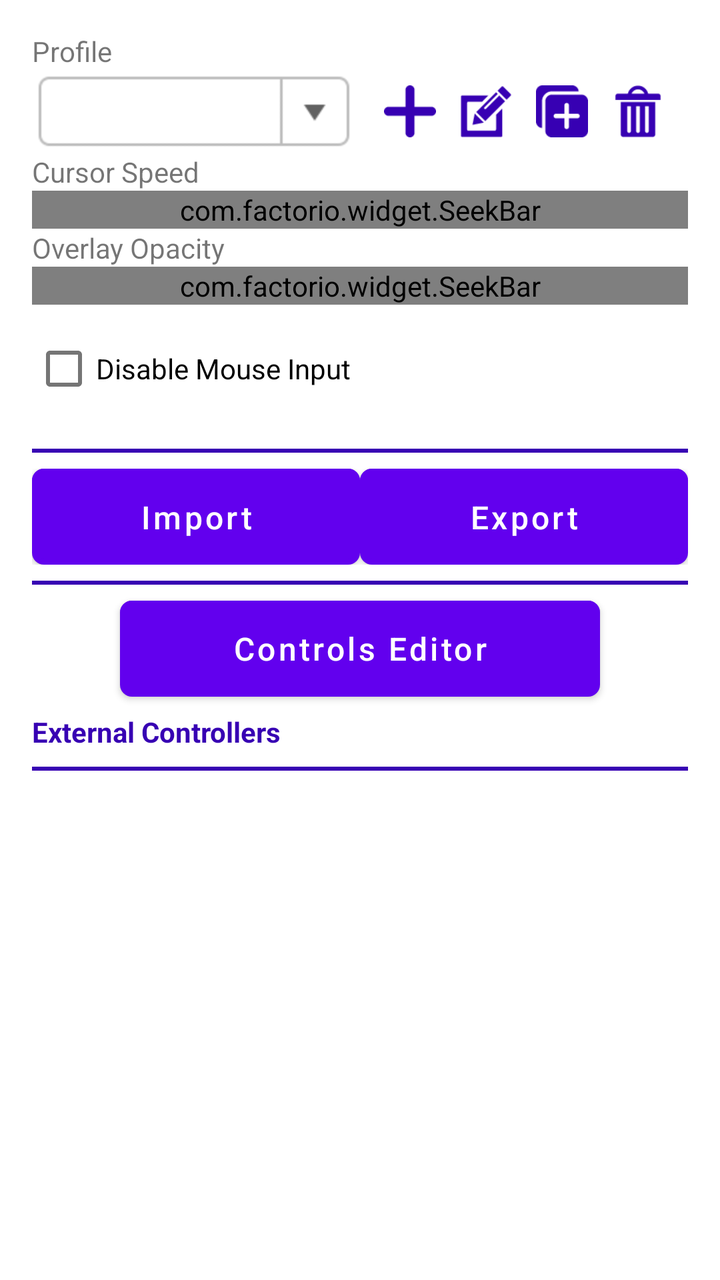
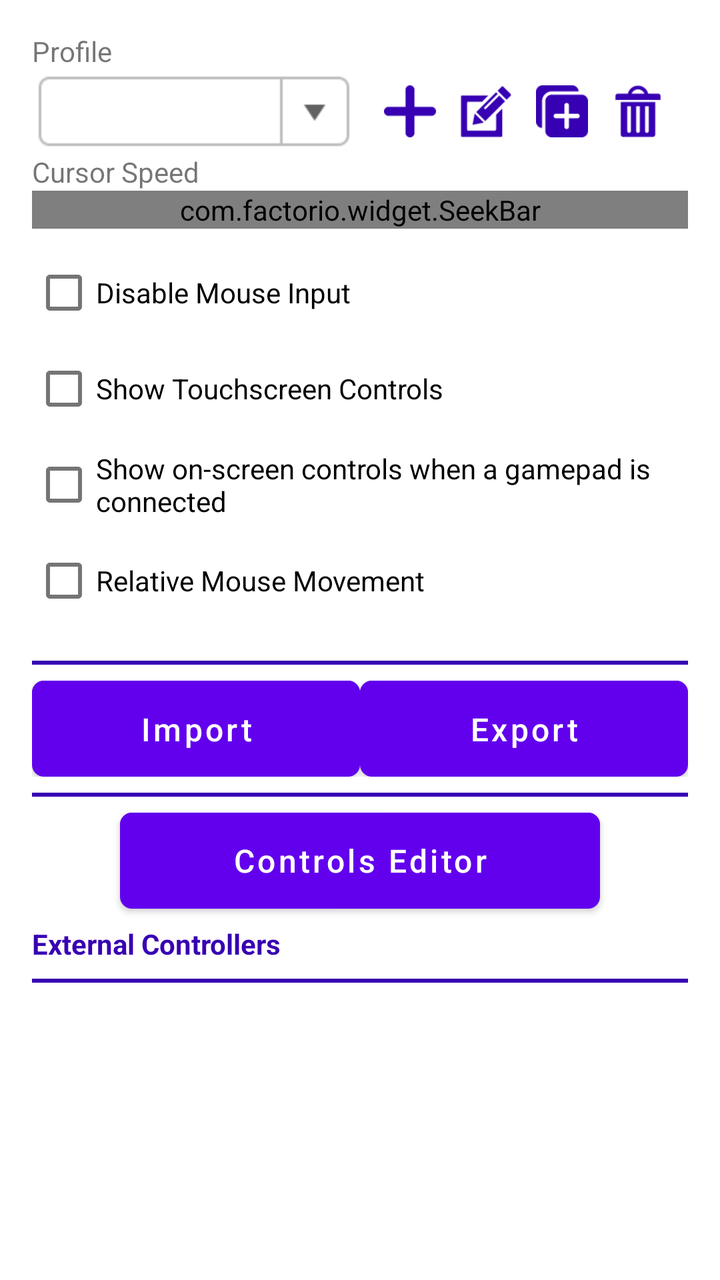

Two renders of the same Android screen: before a commit and after it. Below are the layout's source before the change and the commit's diff.
<!-- AndroidManifest.xml: fallback theme Theme.MaterialComponents.DayNight.NoActionBar -->
<!-- res/layout/input_controls_fragment.xml -->
<?xml version="1.0" encoding="utf-8"?>
<ScrollView xmlns:android="http://schemas.android.com/apk/res/android"
    android:layout_width="match_parent"
    android:layout_height="match_parent"
    xmlns:app="http://schemas.android.com/apk/res-auto">

    <LinearLayout
        android:orientation="vertical"
        android:layout_width="match_parent"
        android:layout_height="match_parent"
        android:padding="16dp">

        <TextView
            android:layout_width="wrap_content"
            android:layout_height="wrap_content"
            android:text="@string/profile" />

        <LinearLayout
            android:layout_width="match_parent"
            android:layout_height="wrap_content"
            android:orientation="horizontal"
            android:gravity="center_vertical">

            <Spinner
                style="@style/ComboBox"
                android:id="@+id/SProfile"
                android:layout_width="0dp"
                android:layout_height="wrap_content"
                android:layout_weight="1" />

            <LinearLayout style="@style/Toolbox">
                <ImageButton
                    style="@style/ListMenuButton"
                    android:id="@+id/BTAddProfile"
                    android:src="@drawable/icon_add" />

                <ImageButton
                    style="@style/ListMenuButton"
                    android:id="@+id/BTEditProfile"
                    android:src="@drawable/icon_edit" />

                <ImageButton
                    style="@style/ListMenuButton"
                    android:id="@+id/BTDuplicateProfile"
                    android:src="@drawable/icon_duplicate" />

                <ImageButton
                    style="@style/ListMenuButton"
                    android:id="@+id/BTRemoveProfile"
                    android:layout_marginRight="0dp"
                    android:src="@drawable/icon_remove" />
            </LinearLayout>
        </LinearLayout>

        <TextView
            android:layout_width="wrap_content"
            android:layout_height="wrap_content"
            android:text="@string/cursor_speed"/>

        <com.factorio.widget.SeekBar
            android:id="@+id/SBCursorSpeed"
            android:layout_width="match_parent"
            android:layout_height="wrap_content"
            app:suffix="%"
            app:minValue="10"
            app:maxValue="250" />

        <TextView
            android:layout_width="wrap_content"
            android:layout_height="wrap_content"
            android:text="@string/overlay_opacity"/>

        <com.factorio.widget.SeekBar
            android:id="@+id/SBOverlayOpacity"
            android:layout_width="match_parent"
            android:layout_height="wrap_content"
            app:suffix="%"
            app:step="5"
            app:minValue="10"
            app:maxValue="100" />

        <CheckBox
            android:id="@+id/CBDisableMouseInput"
            android:layout_width="wrap_content"
            android:layout_height="wrap_content"
            android:text="@string/disable_mouse_input"
            android:layout_marginTop="8dp" />

        <View
            style="@style/HorizontalLine"
            android:layout_marginTop="16dp" />

        <LinearLayout
            android:layout_width="match_parent"
            android:layout_height="wrap_content"
            android:orientation="horizontal">

            <Button
                style="@style/ButtonNeutral"
                android:id="@+id/BTImportProfile"
                android:layout_width="0dp"
                android:layout_height="wrap_content"
                android:layout_weight="1"
                android:text="@string/import_profile" />

            <Button
                style="@style/ButtonNeutral"
                android:id="@+id/BTExportProfile"
                android:layout_width="0dp"
                android:layout_height="wrap_content"
                android:layout_weight="1"
                android:text="@string/export_profile" />
        </LinearLayout>

        <View style="@style/HorizontalLine" />

        <Button
            style="@style/ButtonPositive"
            android:id="@+id/BTControlsEditor"
            android:layout_width="240dp"
            android:layout_height="wrap_content"
            android:layout_gravity="center_horizontal"
            android:text="@string/controls_editor" />

        <TextView
            android:layout_width="wrap_content"
            android:layout_height="wrap_content"
            android:textStyle="bold"
            android:text="@string/external_controllers"
            android:textColor="?attr/colorPrimaryVariant"
            android:layout_marginTop="8dp" />

        <View style="@style/HorizontalLine" />

        <LinearLayout
            android:id="@+id/LLExternalControllers"
            android:layout_width="match_parent"
            android:layout_height="wrap_content"
            android:orientation="vertical" />

        <TextView
            android:id="@+id/TVEmptyText"
            android:layout_width="match_parent"
            android:layout_height="match_parent"
            android:gravity="center"
            android:text="@string/no_items_to_display"
            android:visibility="gone" />
    </LinearLayout>
</ScrollView>
<!-- resources referenced by this layout -->
<resources>
  <string name="controls_editor">Controls Editor</string>
  <string name="cursor_speed">Cursor Speed</string>
  <string name="disable_mouse_input">Disable Mouse Input</string>
  <string name="export_profile">Export Profile</string>
  <string name="external_controllers">External Controllers</string>
  <string name="import_profile">Import Profile</string>
  <string name="no_items_to_display">No items to display</string>
  <string name="overlay_opacity">Overlay Opacity</string>
  <string name="profile">Profile</string>
  <style name="ButtonNeutral" parent="BaseButton">
          <item name="android:background">@drawable/button_accent</item>
          <item name="android:textColor">#ffffff</item>
      </style>
  <style name="ButtonPositive" parent="BaseButton">
          <item name="android:background">@drawable/button_accent</item>
          <item name="android:textColor">#ffffff</item>
      </style>
  <style name="HorizontalLine">
          <item name="android:layout_width">match_parent</item>
          <item name="android:layout_height">2dp</item>
          <item name="android:background">?attr/colorPrimaryVariant</item>
          <item name="android:layout_marginTop">8dp</item>
          <item name="android:layout_marginBottom">8dp</item>
      </style>
  <style name="ListMenuButton" parent="BaseImageButton">
          <item name="android:layout_width">34dp</item>
          <item name="android:layout_height">34dp</item>
          <item name="android:tint">?attr/colorPrimaryVariant</item>
          <item name="android:layout_marginLeft">2dp</item>
          <item name="android:layout_marginRight">2dp</item>
      </style>
  <style name="Toolbox">
          <item name="android:layout_width">wrap_content</item>
          <item name="android:layout_height">40dp</item>
          <item name="android:orientation">horizontal</item>
          <item name="android:gravity">center_vertical</item>
          <item name="android:background">?attr/toolboxBackground</item>
          <item name="android:paddingTop">2dp</item>
          <item name="android:paddingBottom">2dp</item>
          <item name="android:paddingLeft">8dp</item>
          <item name="android:paddingRight">8dp</item>
      </style>
  <style name="BaseButton">
          <item name="android:layout_width">wrap_content</item>
          <item name="android:layout_height">42dp</item>
          <item name="android:focusable">true</item>
          <item name="android:clickable">true</item>
          <item name="android:textSize">16sp</item>
          <item name="android:lines">1</item>
          <item name="android:gravity">center</item>
          <item name="android:paddingLeft">24dp</item>
          <item name="android:paddingRight">24dp</item>
          <item name="android:textAllCaps">false</item>
      </style>
  <!-- drawable combo_box (drawable) -->
  <?xml version="1.0" encoding="utf-8"?>
  <selector xmlns:android="http://schemas.android.com/apk/res/android" >
      <item android:state_pressed="true" android:drawable="@drawable/combo_box_pressed" />
      <item android:state_focused="true" android:drawable="@drawable/combo_box_normal" />
      <item android:drawable="@drawable/combo_box_normal" />
  </selector>
  <style name="BaseImageButton">
          <item name="android:layout_width">42dp</item>
          <item name="android:layout_height">42dp</item>
          <item name="android:focusable">true</item>
          <item name="android:clickable">true</item>
          <item name="android:gravity">center</item>
          <item name="android:scaleType">centerInside</item>
          <item name="android:background">?selectableItemBackgroundBorderless</item>
          <item name="android:padding">4dp</item>
      </style>
  <!-- unchanged entries left out for length: 8 -->
</resources>

<!-- the commit's change to res/layout/input_controls_fragment.xml (unified diff, before → after) -->
@@ -65,26 +65,30 @@
             app:minValue="10"
             app:maxValue="250" />
 
-        <TextView
-            android:layout_width="wrap_content"
-            android:layout_height="wrap_content"
-            android:text="@string/overlay_opacity"/>
-
-        <com.factorio.widget.SeekBar
-            android:id="@+id/SBOverlayOpacity"
-            android:layout_width="match_parent"
-            android:layout_height="wrap_content"
-            app:suffix="%"
-            app:step="5"
-            app:minValue="10"
-            app:maxValue="100" />
-
         <CheckBox
             android:id="@+id/CBDisableMouseInput"
             android:layout_width="wrap_content"
             android:layout_height="wrap_content"
             android:text="@string/disable_mouse_input"
             android:layout_marginTop="8dp" />
+
+        <CheckBox
+            android:id="@+id/CBShowTouchscreenControls"
+            android:layout_width="wrap_content"
+            android:layout_height="wrap_content"
+            android:text="@string/show_touchscreen_controls" />
+
+        <CheckBox
+            android:id="@+id/CBShowControlsWithGamepad"
+            android:layout_width="wrap_content"
+            android:layout_height="wrap_content"
+            android:text="@string/show_controls_with_gamepad" />
+
+        <CheckBox
+            android:id="@+id/CBRelativeMouseMovement"
+            android:layout_width="wrap_content"
+            android:layout_height="wrap_content"
+            android:text="@string/relative_mouse_movement" />
 
         <View
             style="@style/HorizontalLine"
<!-- resource entries referenced after the edit -->
@@ -7,8 +7,10 @@
   <string name="external_controllers">External Controllers</string>
   <string name="import_profile">Import Profile</string>
   <string name="no_items_to_display">No items to display</string>
-  <string name="overlay_opacity">Overlay Opacity</string>
   <string name="profile">Profile</string>
+  <string name="relative_mouse_movement">Relative Mouse Movement</string>
+  <string name="show_controls_with_gamepad">Show on-screen controls when a gamepad is connected</string>
+  <string name="show_touchscreen_controls">Show Touchscreen Controls</string>
   <style name="ButtonNeutral" parent="BaseButton">
           <item name="android:background">@drawable/button_accent</item>
           <item name="android:textColor">#ffffff</item>
